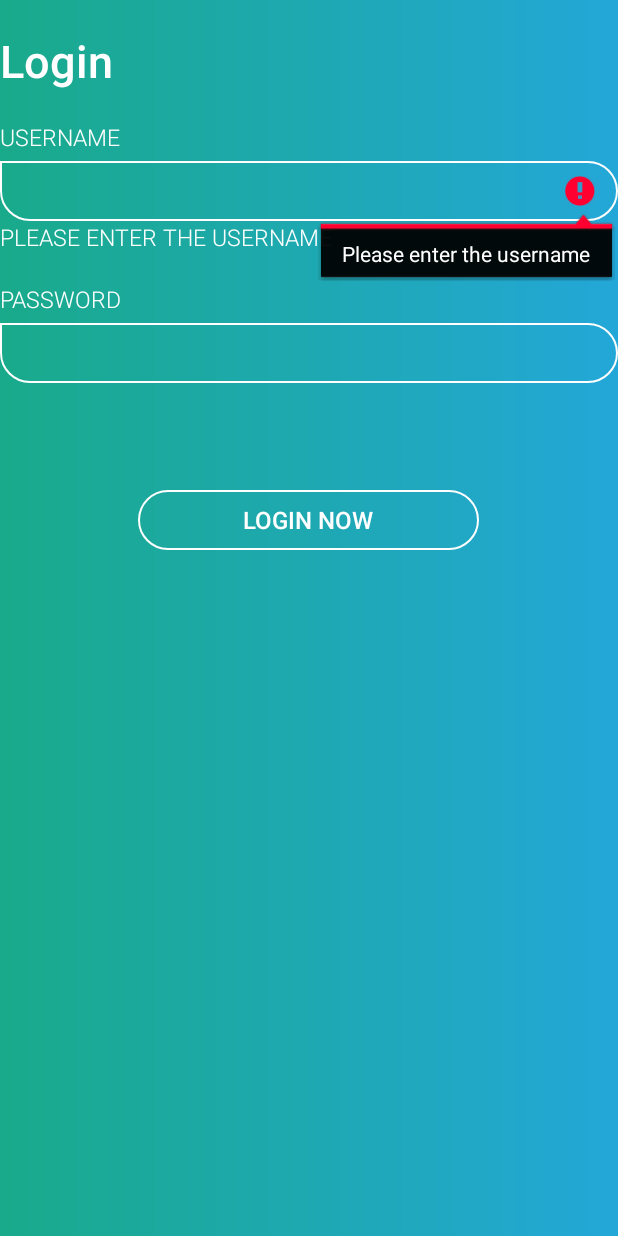
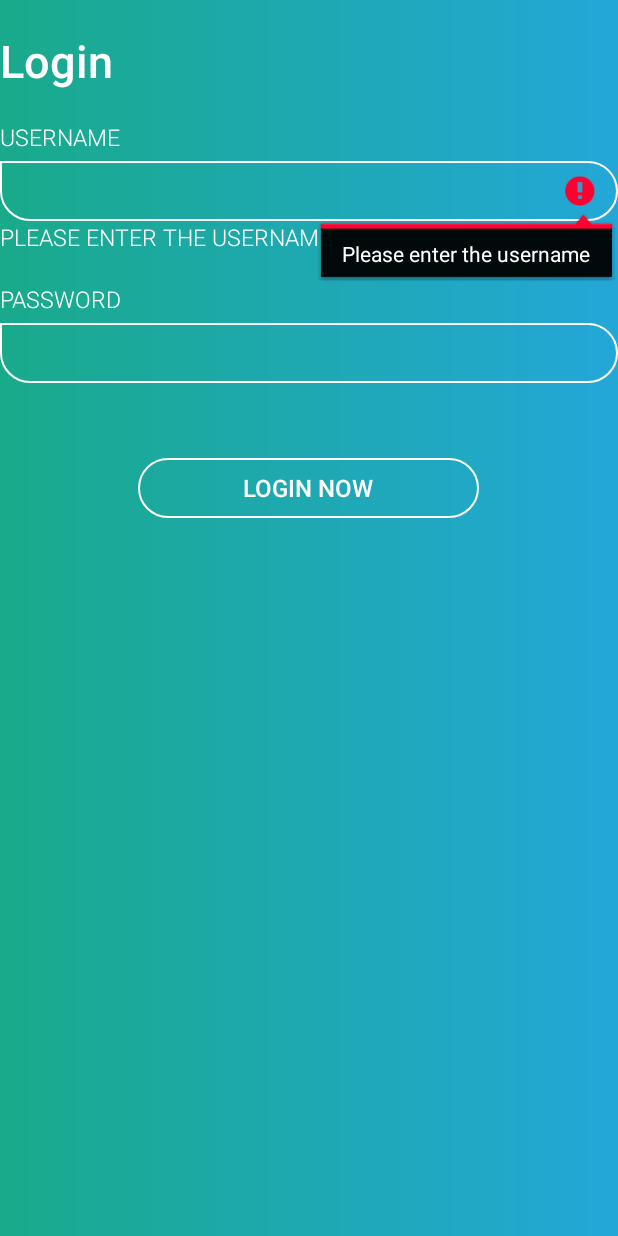
Before and after one commit to kunlqt/testapp, an Android app: the screen it shows after launch (LoginActivity), after a tap on "LOGIN NOW", on a phone screen of 412 x 824 dp. Run offline under Robolectric (Android 15) with nearby library versions, the phone set to English and light mode, and no system bars; our stand-ins replace Room's generated code.

```diff
--- a/app/src/main/java/com/arrowhitech/testapp/service/LoginResponse.kt
+++ b/app/src/main/java/com/arrowhitech/testapp/service/LoginResponse.kt
@@ -12,6 +12,6 @@ data class LoginResponse(
 }
 
 data class LoginResponseData(
-        var userId: String?,
-        var userName: String?,
-        var x_acc: String?)
+        var userId: String,
+        var userName: String,
+        var x_acc: String)
--- a/app/src/main/java/com/arrowhitech/testapp/ui/LoginActivity.kt
+++ b/app/src/main/java/com/arrowhitech/testapp/ui/LoginActivity.kt
@@ -45,7 +45,6 @@ class LoginActivity: AppCompatActivity(){
 
         // set on-click listener
         btn_login.setOnClickListener {
-            Toast.makeText(this@LoginActivity, "You clicked login.", Toast.LENGTH_SHORT).show()
             val strUsername = txtUsername.text.toString().trim()
             val strPassword = txtPassword.text.toString().trim()
 
@@ -74,6 +73,8 @@ class LoginActivity: AppCompatActivity(){
                 userViewModel.saveActiveUser(result.userId, result.userName, result.x_acc)
                 val loginIntent = Intent(this, LogedinActivity::class.java)
                 startActivity(loginIntent)
+            }else{
+                Toast.makeText(this@LoginActivity, "Login Failed!!!", Toast.LENGTH_SHORT).show()
             }
 
         }
--- a/app/src/main/res/layout/activity_login.xml
+++ b/app/src/main/res/layout/activity_login.xml
@@ -56,7 +56,7 @@
                         android:layout_width="wrap_content"
                         android:layout_height="wrap_content"
                         android:fontFamily="sans-serif-light"
-                        android:visibility="invisible"
+                        android:visibility="gone"
                         android:textAllCaps="true"
                         android:textColor="@color/white"
                         android:textSize="15sp" />
@@ -96,7 +96,7 @@
                         android:layout_width="wrap_content"
                         android:layout_height="wrap_content"
                         android:fontFamily="sans-serif-light"
-                        android:visibility="invisible"
+                        android:visibility="gone"
                         android:textAllCaps="true"
                         android:textColor="@color/white"
                         android:textSize="15sp" />
```
Also changed, not shown: app/src/main/java/com/arrowhitech/testapp/repository/UserRepo.kt (+7 -2 lines), 1 other file.
